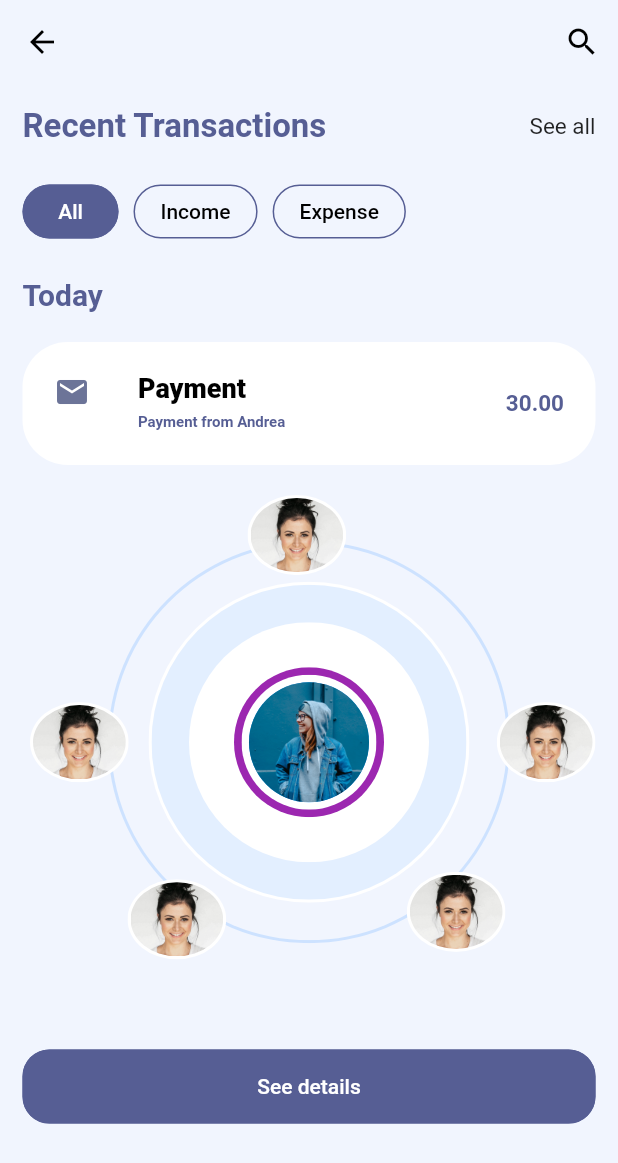
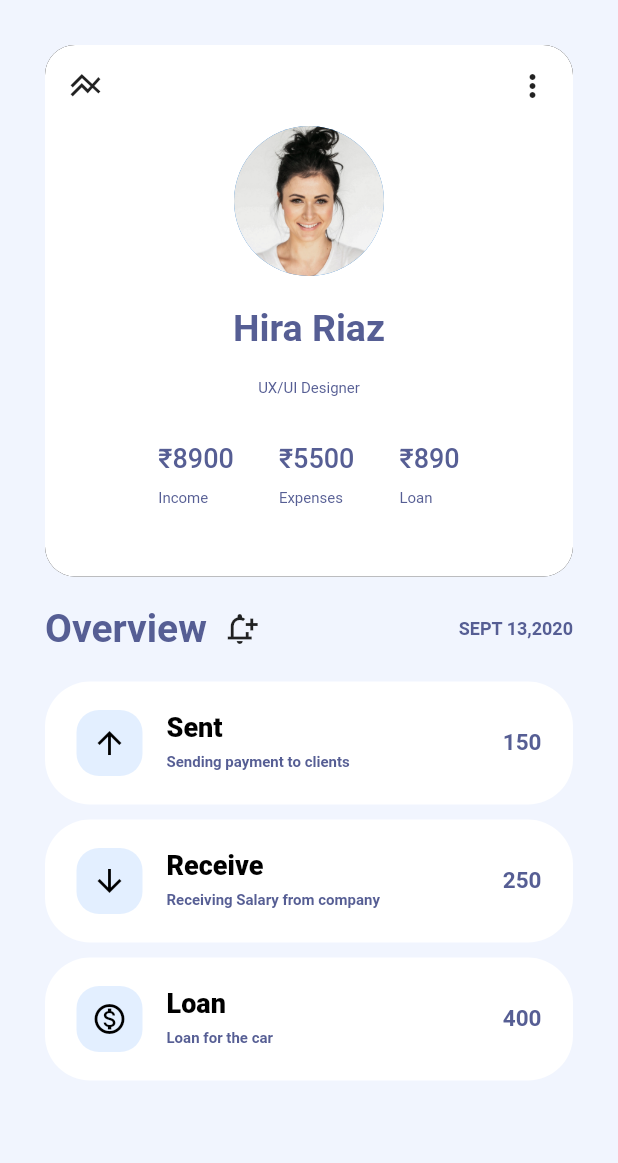
Before and after one commit to CyberCadence/DRIBBLE-CLONE, a Flutter app: the screen it shows after launch, on a phone screen of 412 x 824 dp. Shown: the top 1163 px of the screen. Run offline on Flutter 3.47's test engine with Material 2 defaults, Android fonts, the phone set to English and light mode, and no system bars.

Commit message:
homepage_done

```diff
--- /dev/null
+++ b/ui_clone_dribble/lib/View/Pages/HomePage.dart
@@ -0,0 +1,179 @@
+import 'package:flutter/material.dart';
+import 'package:ui_clone_dribble/View/TransactionPageWidgets.dart';
+import 'package:ui_clone_dribble/constants.dart';
+
+
+final widgets=[TopContainer(),CenterWidget(),CustomCardList()];
+
+class HomePage extends StatelessWidget {
+  const HomePage({super.key});
+
+  @override
+  Widget build(BuildContext context) {
+    return Padding(
+        padding: const EdgeInsets.all(30),
+        child: ListView.separated(itemBuilder: (context, index) => widgets[index],itemCount: widgets.length,separatorBuilder: (context, index) => kheight20,
+
+        ));
+  }
+}
+
+
+
+
+
+
+
+
+//Topcontainer
+class TopContainer extends StatelessWidget {
+  const TopContainer({super.key});
+
+  @override
+  Widget build(BuildContext context) {
+    Size size = MediaQuery.of(context).size;
+    return Container(
+      decoration: BoxDecoration(
+          color: Colors.white,
+          boxShadow: [BoxShadow(blurStyle: BlurStyle.outer)],
+          borderRadius: BorderRadius.circular(20)),
+      height: size.height * .43,
+      width: size.width,
+      child: Column(
+        children: [
+          Padding(
+            padding: const EdgeInsets.all(15.0),
+            child: Row(
+              children: const [
+                Icon(Icons.line_axis),
+                Spacer(),
+                Icon(Icons.more_vert_outlined)
+              ],
+            ),
+          ),
+          const CircleAvatar(
+            radius: 50,
+            backgroundImage: AssetImage('assets/images/pic2.jpg'),
+          ),
+          kheight20,
+          const CustomTitleTextWIdget(
+            textSize: 25,
+            text: 'Hira Riaz',
+            fontWeight: FontWeight.bold,
+          ),
+          kheight20,
+          const CustomTitleTextWIdget(
+            textSize: 10,
+            text: 'UX/UI Designer',
+            fontWeight: FontWeight.w400,
+          ),
+          const SizedBox(
+            height: 30,
+          ),
+          Row(
+            mainAxisAlignment: MainAxisAlignment.center,
+            children: const [
+              CustomExpenseWidget(
+                amount: '₹8900',
+                categoryText: 'Income',
+              ),
+              SizedBox(
+                width: 30,
+              ),
+              CustomExpenseWidget(amount: '₹5500', categoryText: 'Expenses'),
+              SizedBox(
+                width: 30,
+              ),
+              CustomExpenseWidget(amount: '₹890', categoryText: 'Loan'),
+            ],
+          )
+        ],
+      ),
+    );
+  }
+}
+
+class CustomExpenseWidget extends StatelessWidget {
+  const CustomExpenseWidget({
+    required this.amount,
+    required this.categoryText,
+    Key? key,
+  }) : super(key: key);
+
+  final String amount;
+  final String categoryText;
+
+  @override
+  Widget build(BuildContext context) {
+    return Column(
+      crossAxisAlignment: CrossAxisAlignment.start,
+      children: [
+        CustomTitleTextWIdget(
+            textSize: 18, fontWeight: FontWeight.w500, text: amount),
+        kheight10,
+        CustomTitleTextWIdget(
+          textSize: 10,
+          text: categoryText,
+          fontWeight: FontWeight.w400,
+        ),
+      ],
+    );
+  }
+}
+
+//centerwidget
+class CenterWidget extends StatelessWidget {
+  const CenterWidget({super.key});
+
+  @override
+  Widget build(BuildContext context) {
+    return Row(
+      children: const [
+        CustomTitleTextWIdget(textSize: 26, text: 'Overview'),
+        kwidth10,
+        Icon(
+          Icons.notification_add_outlined,
+        ),
+        Spacer(),
+        CustomTitleTextWIdget(
+          textSize: 12,
+          text: 'SEPT 13,2020',
+          fontWeight: FontWeight.w600,
+        )
+      ],
+    );
+  }
+}
+
+
+
+
+
+
+
+
+
+
+
+
+//bottomcardlist
+class CustomCardList extends StatelessWidget {
+  const CustomCardList({super.key});
+
+  @override
+  Widget build(BuildContext context) {
+    return Column(
+      children: [
+        CustomCard(icon: Icons.arrow_upward,
+         subtitleText: 'Sending payment to clients',
+        titleText: 'Sent',
+         trailingText: '150'), kheight10, CustomCard(icon: Icons.arrow_downward,
+         subtitleText: 'Receiving Salary from company',
+        titleText: 'Receive',
+         trailingText: '250'), kheight10, CustomCard(icon: Icons.monetization_on_outlined,
+         subtitleText: 'Loan for the car',
+        titleText: 'Loan',
+         trailingText: '400')
+      ],
+    );
+}}
--- a/ui_clone_dribble/lib/View/TransactionPageWidgets.dart
+++ b/ui_clone_dribble/lib/View/TransactionPageWidgets.dart
@@ -231,18 +231,26 @@ final FontWeight fontWeight;
 ///customcard
 class CustomCard extends StatelessWidget {
 
-    CustomCard({super.key,required this.icon,required this.subtitleText,required this.titleText,required this.trailingText});
+    CustomCard({   this.iconborderColor=kButtongreylightColor, this.iconColor=Colors.black, super.key,required this.icon,required this.subtitleText,required this.titleText,required this.trailingText});
 final IconData icon;
 final String titleText;
 final String subtitleText;
 final String trailingText;
+final Color iconColor;
+final Color iconborderColor;
+
   @override
   Widget build(BuildContext context) {
     return Container(decoration: BoxDecoration(
 
-      borderRadius: BorderRadius.circular(30),color: Colors.white),
+      borderRadius: BorderRadius.circular(30),
+
+      color: Colors.white),
       padding: const EdgeInsets.all(5),
-      child:   ListTile(leading: Icon(icon,color: kTitleColor,),
+      child:   ListTile(leading: Container(
+        padding: const EdgeInsets.all(10),
+      decoration: BoxDecoration(  color: kButtongreylightColor,borderRadius: BorderRadius.circular(15)),
+        child: Icon(icon,color: iconColor,)),
 
       title:
       CustomTitleTextWIdget(textSize: 18,fontWeight: FontWeight.w900,
--- a/ui_clone_dribble/lib/main.dart
+++ b/ui_clone_dribble/lib/main.dart
@@ -1,4 +1,5 @@
 import 'package:flutter/material.dart';
+import 'package:ui_clone_dribble/View/Pages/HomePage.dart';
 import 'package:ui_clone_dribble/View/Pages/recentTransactionsPage.dart';
 import 'package:ui_clone_dribble/View/TransactionPageWidgets.dart';
 import 'package:ui_clone_dribble/constants.dart';
@@ -22,8 +23,8 @@ class MyApp extends StatelessWidget {
         primarySwatch: Colors.blue,
       ),
       home:   Scaffold(
-        backgroundColor: Colors.black,
-        body: RecentTransactionPage())
+        backgroundColor: kBgColor,
+        body: HomePage())
     );
   }
 }
```
